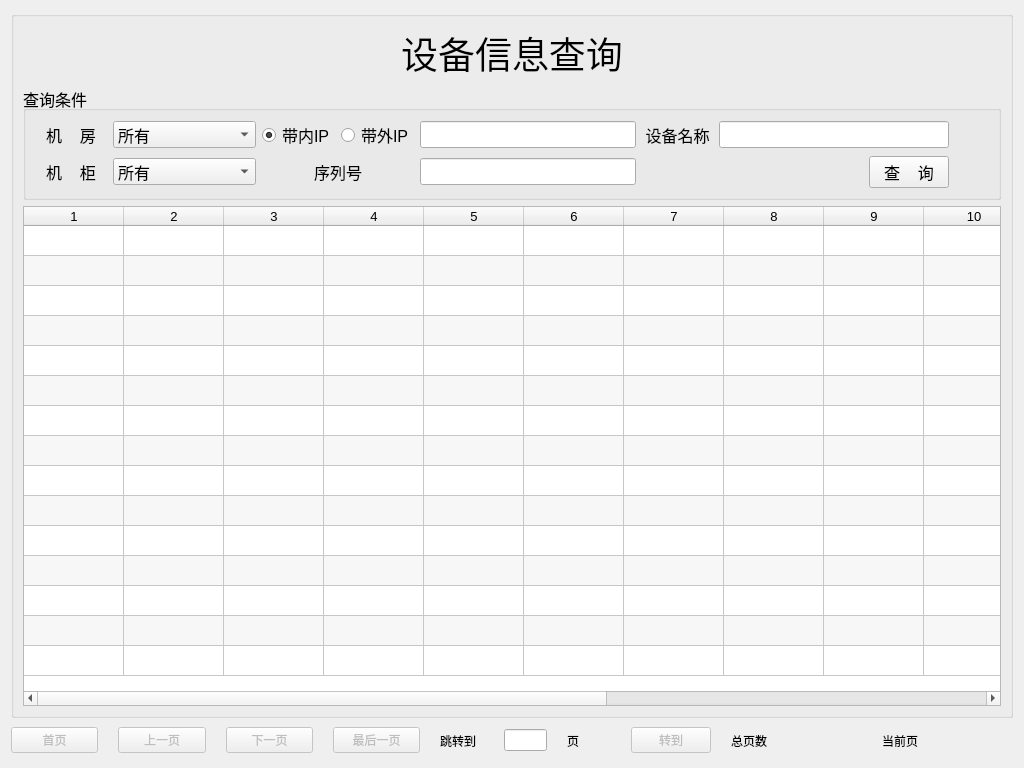
Qt form ui/MachineSelect.ui (tainyuhong/pyside_machine_system) before a commit.
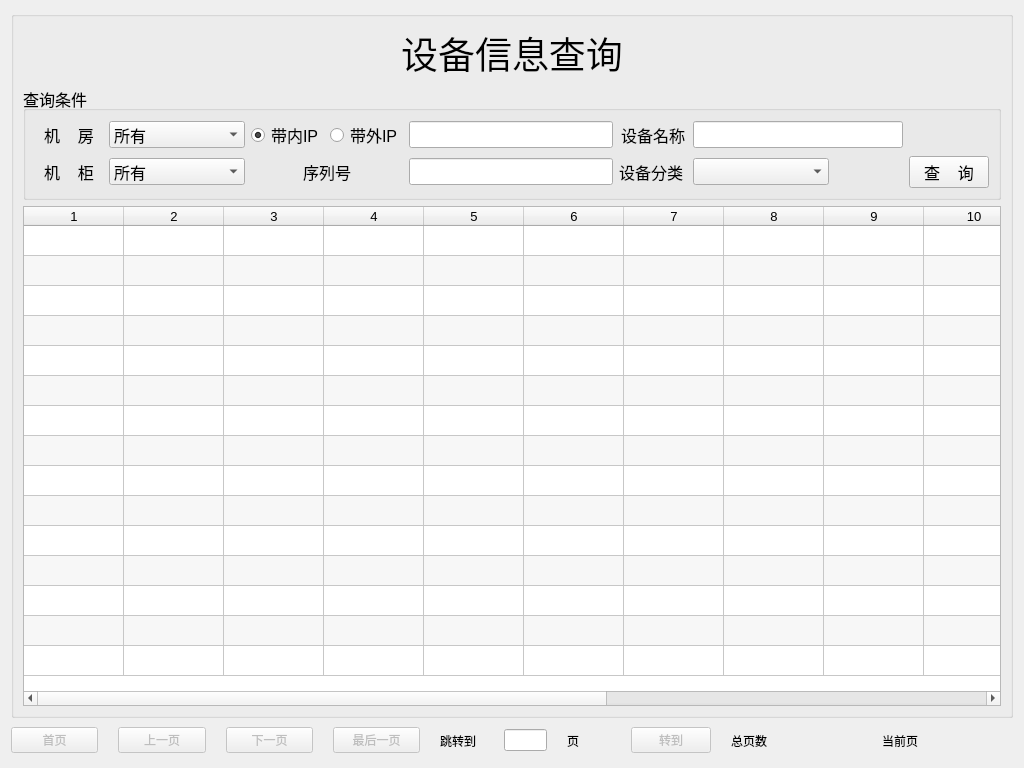
The same form after that commit. Icons and pictures are not drawn.

Commit message: 优化设备查询窗口，增加按设备分类功能

Diff of the .ui file:
```diff
--- a/ui/MachineSelect.ui
+++ b/ui/MachineSelect.ui
@@ -86,7 +86,52 @@
           </property>
           <layout class="QHBoxLayout" name="horizontalLayout_2">
            <item>
-            <layout class="QGridLayout" name="gridLayout" columnstretch="1,2,1,1,3,1,2,1,0">
+            <layout class="QGridLayout" name="gridLayout" columnstretch="1,2,1,1,3,1,2,1,1,0">
+             <item row="0" column="2">
+              <widget class="QRadioButton" name="rd_mg_ip">
+               <property name="text">
+                <string>带内IP</string>
+               </property>
+               <property name="checked">
+                <bool>true</bool>
+               </property>
+              </widget>
+             </item>
+             <item row="1" column="1">
+              <widget class="QComboBox" name="cb_cabniet">
+               <item>
+                <property name="text">
+                 <string>所有</string>
+                </property>
+               </item>
+              </widget>
+             </item>
+             <item row="0" column="0">
+              <widget class="QLabel" name="label">
+               <property name="sizePolicy">
+                <sizepolicy hsizetype="Preferred" vsizetype="Preferred">
+                 <horstretch>2</horstretch>
+                 <verstretch>0</verstretch>
+                </sizepolicy>
+               </property>
+               <property name="text">
+                <string>机    房</string>
+               </property>
+               <property name="alignment">
+                <set>Qt::AlignCenter</set>
+               </property>
+              </widget>
+             </item>
+             <item row="0" column="4">
+              <widget class="QLineEdit" name="mg_ip">
+               <property name="sizePolicy">
+                <sizepolicy hsizetype="Expanding" vsizetype="Fixed">
+                 <horstretch>3</horstretch>
+                 <verstretch>0</verstretch>
+                </sizepolicy>
+               </property>
+              </widget>
+             </item>
              <item row="0" column="5">
               <widget class="QLabel" name="label_3">
                <property name="sizePolicy">
@@ -103,21 +148,8 @@
                </property>
               </widget>
              </item>
-             <item row="0" column="8">
-              <spacer name="horizontalSpacer_3">
-               <property name="orientation">
-                <enum>Qt::Horizontal</enum>
-               </property>
-               <property name="sizeHint" stdset="0">
-                <size>
-                 <width>40</width>
-                 <height>20</height>
-                </size>
-               </property>
-              </spacer>
-             </item>
-             <item row="1" column="1">
-              <widget class="QComboBox" name="cb_cabniet">
+             <item row="0" column="1">
+              <widget class="QComboBox" name="room">
                <item>
                 <property name="text">
                  <string>所有</string>
@@ -125,30 +157,10 @@
                </item>
               </widget>
              </item>
-             <item row="0" column="6" colspan="2">
-              <widget class="QLineEdit" name="machine_name">
-               <property name="sizePolicy">
-                <sizepolicy hsizetype="Expanding" vsizetype="Fixed">
-                 <horstretch>3</horstretch>
-                 <verstretch>0</verstretch>
-                </sizepolicy>
-               </property>
-              </widget>
+             <item row="1" column="6">
+              <widget class="QComboBox" name="cb_sort"/>
              </item>
-             <item row="1" column="5" colspan="2">
-              <spacer name="horizontalSpacer">
-               <property name="orientation">
-                <enum>Qt::Horizontal</enum>
-               </property>
-               <property name="sizeHint" stdset="0">
-                <size>
-                 <width>188</width>
-                 <height>20</height>
-                </size>
-               </property>
-              </spacer>
-             </item>
-             <item row="1" column="7">
+             <item row="1" column="8">
               <widget class="QPushButton" name="select_btn">
                <property name="sizePolicy">
                 <sizepolicy hsizetype="Minimum" vsizetype="Fixed">
@@ -161,6 +173,32 @@
                </property>
               </widget>
              </item>
+             <item row="1" column="4">
+              <widget class="QLineEdit" name="le_sn">
+               <property name="sizePolicy">
+                <sizepolicy hsizetype="Expanding" vsizetype="Fixed">
+                 <horstretch>3</horstretch>
+                 <verstretch>0</verstretch>
+                </sizepolicy>
+               </property>
+              </widget>
+             </item>
+             <item row="1" column="2" colspan="2">
+              <widget class="QLabel" name="label_2">
+               <property name="sizePolicy">
+                <sizepolicy hsizetype="Preferred" vsizetype="Preferred">
+                 <horstretch>2</horstretch>
+                 <verstretch>0</verstretch>
+                </sizepolicy>
+               </property>
+               <property name="text">
+                <string>序列号</string>
+               </property>
+               <property name="alignment">
+                <set>Qt::AlignCenter</set>
+               </property>
+              </widget>
+             </item>
              <item row="1" column="0">
               <widget class="QLabel" name="label_5">
                <property name="text">
@@ -171,64 +209,6 @@
                </property>
               </widget>
              </item>
-             <item row="0" column="1">
-              <widget class="QComboBox" name="room">
-               <item>
-                <property name="text">
-                 <string>所有</string>
-                </property>
-               </item>
-              </widget>
-             </item>
-             <item row="0" column="4">
-              <widget class="QLineEdit" name="mg_ip">
-               <property name="sizePolicy">
-                <sizepolicy hsizetype="Expanding" vsizetype="Fixed">
-                 <horstretch>3</horstretch>
-                 <verstretch>0</verstretch>
-                </sizepolicy>
-               </property>
-              </widget>
-             </item>
-             <item row="1" column="8">
-              <spacer name="horizontalSpacer_2">
-               <property name="orientation">
-                <enum>Qt::Horizontal</enum>
-               </property>
-               <property name="sizeHint" stdset="0">
-                <size>
-                 <width>40</width>
-                 <height>20</height>
-                </size>
-               </property>
-              </spacer>
-             </item>
-             <item row="1" column="4">
-              <widget class="QLineEdit" name="le_sn">
-               <property name="sizePolicy">
-                <sizepolicy hsizetype="Expanding" vsizetype="Fixed">
-                 <horstretch>3</horstretch>
-                 <verstretch>0</verstretch>
-                </sizepolicy>
-               </property>
-              </widget>
-             </item>
-             <item row="0" column="0">
-              <widget class="QLabel" name="label">
-               <property name="sizePolicy">
-                <sizepolicy hsizetype="Preferred" vsizetype="Preferred">
-                 <horstretch>2</horstretch>
-                 <verstretch>0</verstretch>
-                </sizepolicy>
-               </property>
-               <property name="text">
-                <string>机    房</string>
-               </property>
-               <property name="alignment">
-                <set>Qt::AlignCenter</set>
-               </property>
-              </widget>
-             </item>
              <item row="0" column="3">
               <widget class="QRadioButton" name="rd_bmc_ip">
                <property name="text">
@@ -236,30 +216,34 @@
                </property>
               </widget>
              </item>
-             <item row="0" column="2">
-              <widget class="QRadioButton" name="rd_mg_ip">
+             <item row="1" column="5">
+              <widget class="QLabel" name="label_4">
                <property name="text">
-                <string>带内IP</string>
-               </property>
-               <property name="checked">
-                <bool>true</bool>
+                <string>设备分类</string>
                </property>
               </widget>
              </item>
-             <item row="1" column="2" colspan="2">
-              <widget class="QLabel" name="label_2">
+             <item row="1" column="7">
+              <spacer name="horizontalSpacer_2">
+               <property name="orientation">
+                <enum>Qt::Horizontal</enum>
+               </property>
+               <property name="sizeHint" stdset="0">
+                <size>
+                 <width>40</width>
+                 <height>20</height>
+                </size>
+               </property>
+              </spacer>
+             </item>
+             <item row="0" column="6" colspan="2">
+              <widget class="QLineEdit" name="machine_name">
                <property name="sizePolicy">
-                <sizepolicy hsizetype="Preferred" vsizetype="Preferred">
-                 <horstretch>2</horstretch>
+                <sizepolicy hsizetype="Expanding" vsizetype="Fixed">
+                 <horstretch>3</horstretch>
                  <verstretch>0</verstretch>
                 </sizepolicy>
                </property>
-               <property name="text">
-                <string>序列号</string>
-               </property>
-               <property name="alignment">
-                <set>Qt::AlignCenter</set>
-               </property>
               </widget>
              </item>
             </layout>
```
The commit also changes 2 other files.
